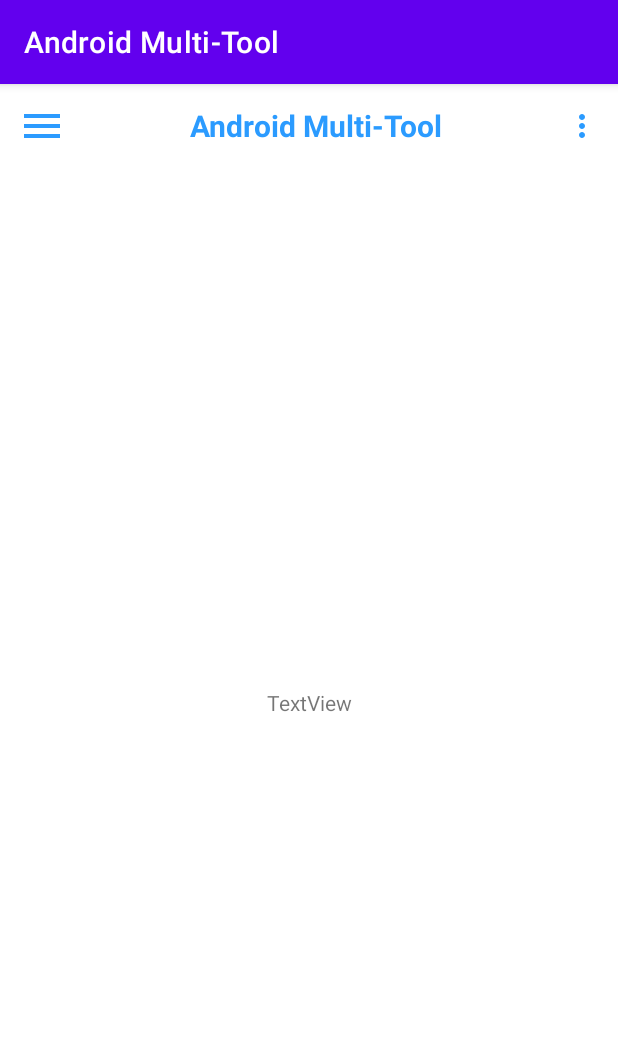
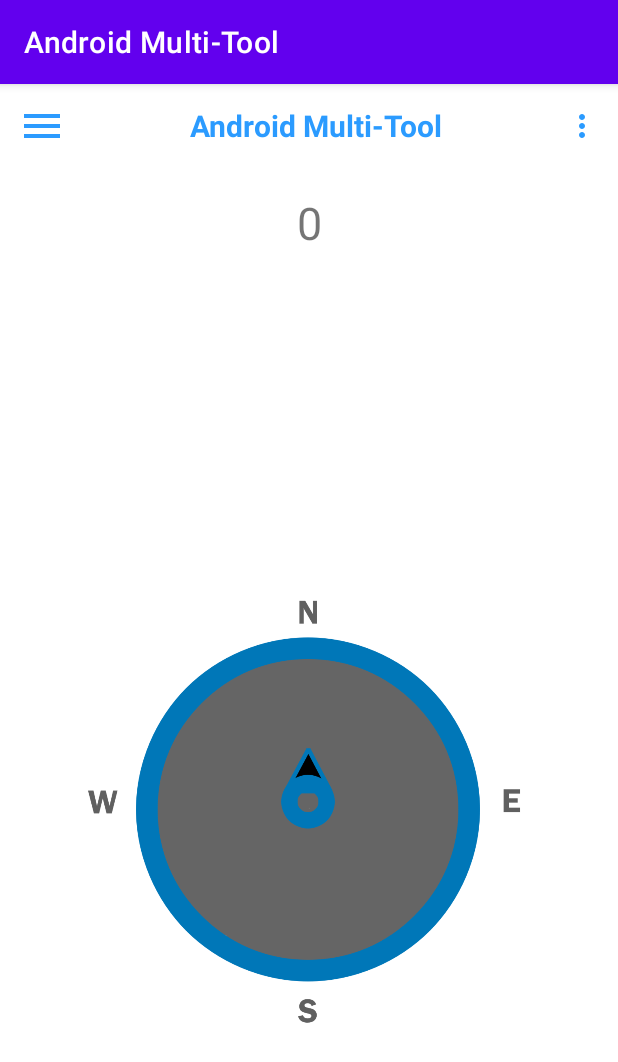
Before and after one commit to Jdrinkwater1/Android-MultiTool, an Android app: the screen it shows after launch (MainActivity), on a phone screen of 412 x 824 dp. Shown: the top 1062 px of the screen. Run offline under Robolectric (Android 15) with nearby library versions, the phone set to English and light mode, and no system bars.

Commit message:
Implemented Compass functionality
Has some bugs and need to add credits to the video ...

```diff
--- a/AndroidMultiTool/app/src/main/java/fsu/csc3560/androidmulti_tool/MainActivity.java
+++ b/AndroidMultiTool/app/src/main/java/fsu/csc3560/androidmulti_tool/MainActivity.java
@@ -5,11 +5,32 @@ import androidx.core.view.GravityCompat;
 import androidx.drawerlayout.widget.DrawerLayout;
 
 import android.app.Activity;
+import android.app.AlertDialog;
 import android.content.Intent;
+import android.hardware.Sensor;
+import android.hardware.SensorEvent;
+import android.hardware.SensorEventListener;
+import android.hardware.SensorManager;
+import android.opengl.Matrix;
 import android.os.Bundle;
 import android.view.View;
+import android.widget.ImageView;
+import android.widget.TextView;
 
-public class MainActivity extends AppCompatActivity {
+public class MainActivity extends AppCompatActivity implements SensorEventListener {
+    private SensorManager sensorManager;
+    private Sensor sensor;
+    private Sensor rotation,accel,magnetmeter;
+    private ImageView compassImage;
+    private TextView degrees;
+    int direction;
+    float[] rMat = new float[9];
+    float[] orientation = new float[9];
+    private float[] lastAccel = new float[3];
+    private float[] lastMag  = new float[3];
+    private boolean haveSensor = false, haveSensor2 = false;
+    private boolean lastAccelset = false;
+    private boolean lastMagSet = false;
 
     DrawerLayout drawerLayout;
 
@@ -20,6 +41,33 @@ public class MainActivity extends AppCompatActivity {
 
         drawerLayout = findViewById(R.id.drawer_layout);
 
+        sensorManager = (SensorManager) getSystemService(SENSOR_SERVICE);
+        compassImage = (ImageView) findViewById(R.id.compass);
+        degrees = (TextView) findViewById(R.id.degrees);
+        start();
+    }
+
+    private void start()
+    {
+        if (sensorManager.getDefaultSensor(Sensor.TYPE_ROTATION_VECTOR)==null)
+        {
+            if (sensorManager.getDefaultSensor(Sensor.TYPE_MAGNETIC_FIELD)==null || sensorManager.getDefaultSensor(Sensor.TYPE_ACCELEROMETER)==null)
+            {
+                noSensorWarning();
+            }
+            else
+            {
+                accel = sensorManager.getDefaultSensor(Sensor.TYPE_ACCELEROMETER);
+                accel = sensorManager.getDefaultSensor(Sensor.TYPE_MAGNETIC_FIELD);
+                haveSensor = sensorManager.registerListener(this,accel,SensorManager.SENSOR_DELAY_UI);
+                haveSensor = sensorManager.registerListener(this,magnetmeter,SensorManager.SENSOR_DELAY_UI);
+            }
+        }
+        else
+        {
+            rotation = sensorManager.getDefaultSensor(Sensor.TYPE_ROTATION_VECTOR);
+            haveSensor=sensorManager.registerListener(this,rotation,SensorManager.SENSOR_DELAY_UI);
+        }
 
     }
 
@@ -57,6 +105,9 @@ public class MainActivity extends AppCompatActivity {
     {
         switchActivity(this,GForceActivity.class);
     }
+
+
+
     public static void switchActivity(Activity activity,Class aClass)
             //make intent
     {
@@ -67,20 +118,97 @@ public class MainActivity extends AppCompatActivity {
         activity.startActivity(intent);
     }
 
+    public void noSensorWarning()
+    {
+        AlertDialog.Builder alert = new AlertDialog.Builder(this);
+        alert.setMessage("Your Device does not support this.");
+        alert.setCancelable(false);
+        alert.setNegativeButton("Close",null);
+    }
+
+    public void stop()
+    {
+        if(haveSensor && haveSensor2)
+        {
+            sensorManager.unregisterListener(this,accel);
+            sensorManager.unregisterListener(this,magnetmeter);
+        }
+        else
+        {
+            if(haveSensor)
+            {
+                sensorManager.unregisterListener(this,rotation);
+            }
+        }
+    }
+    @Override
+    public void onSensorChanged(SensorEvent event)
+    {
+        if(event.sensor.getType() == Sensor.TYPE_ROTATION_VECTOR)
+        {
+            SensorManager.getRotationMatrixFromVector(rMat,event.values);
+            direction = (int) ((Math.toDegrees(SensorManager.getOrientation(rMat,orientation)[0])+360)%360);    //index 0 is the direction will return direction in degrees 0-360
+        }
+        if(event.sensor.getType() == Sensor.TYPE_ACCELEROMETER)
+        {
+            System.arraycopy(event.values,0,lastAccel,0,event.values.length);
+            lastAccelset=true;
+        }
+        else
+        if(event.sensor.getType()==Sensor.TYPE_MAGNETIC_FIELD)
+          {
+             System.arraycopy(event.values,0,lastMag,0,event.values.length);
+             lastMagSet=true;
+        }
+        if(lastMagSet && lastAccelset)
+        {
+            SensorManager.getRotationMatrix(rMat,null,lastAccel,lastMag);
+            SensorManager.getOrientation(rMat,orientation);
+            direction = (int) ((Math.toDegrees(SensorManager.getOrientation(rMat,orientation)[0])+360)%360);    //index 0 is the direction will return direction in degrees 0-360
+        }
+        direction = Math.round(direction);
+        compassImage.setRotation(-direction);
+
+        String where = "NO";
+        if(direction >= 350 || direction<=10)
+            where = "N";
+        if(direction < 350 || direction>280)
+            where = "NW";
+        if(direction <= 280 || direction>260)
+            where = "W";
+        if(direction <= 260 || direction>190)
+            where = "SW";
+        if(direction <= 190 || direction>170)
+            where = "S";
+        if(direction <= 170 || direction>100)
+            where = "SE";
+        if(direction <= 100 || direction>80)
+            where = "E";
+        if(direction <= 80|| direction>10)
+            where = "NE";
+
+        degrees.setText(direction+"°"+where);
+
+    }
+
+    @Override
+    public void onAccuracyChanged(Sensor sensor, int accuracy) {
+
+    }
+
     @Override
     protected void onPause()
     {
         super.onPause();
+        //stop sensors
+        stop();
         //close drawer
         drawerLayout.closeDrawer(GravityCompat.START);
     }
-
-
-
-
-
-
-
-
+    protected void onResume()
+    {
+        super.onResume();
+        start();
+    }
 
 }
--- a/AndroidMultiTool/app/src/main/res/layout/activity_main.xml
+++ b/AndroidMultiTool/app/src/main/res/layout/activity_main.xml
@@ -21,15 +21,30 @@
             android:layout_width="match_parent"
             android:layout_height="match_parent">
 
+
+            <ImageView
+                android:id="@+id/compass"
+                android:layout_width="312dp"
+                android:layout_height="556dp"
+                app:layout_constraintBottom_toBottomOf="parent"
+                app:layout_constraintEnd_toEndOf="parent"
+                app:layout_constraintHorizontal_bias="0.494"
+                app:layout_constraintStart_toStartOf="parent"
+                app:layout_constraintTop_toBottomOf="@+id/textView"
+                app:layout_constraintVertical_bias="0.26"
+                app:srcCompat="@drawable/ic_compass2" />
+
             <TextView
-                android:id="@+id/textView3"
+                android:id="@+id/degrees"
                 android:layout_width="wrap_content"
                 android:layout_height="wrap_content"
-                android:text="TextView"
-                app:layout_constraintBottom_toBottomOf="parent"
+                android:layout_marginTop="16dp"
+                android:text="0"
+                android:textSize="30sp"
                 app:layout_constraintEnd_toEndOf="parent"
                 app:layout_constraintStart_toStartOf="parent"
                 app:layout_constraintTop_toTopOf="parent" />
+
         </androidx.constraintlayout.widget.ConstraintLayout>
 
 
--- a/AndroidMultiTool/app/src/main/res/layout/main_nav_drawer.xml
+++ b/AndroidMultiTool/app/src/main/res/layout/main_nav_drawer.xml
@@ -81,8 +81,7 @@
         <ImageView
             android:layout_width="wrap_content"
             android:layout_height="wrap_content"
-            android:layout_marginEnd="48dp"
-            android:src="@drawable/ic_compass"/>
+            android:layout_marginEnd="48dp"/>
 
     </LinearLayout>
 
```
Also changed, not shown: AndroidMultiTool/app/src/main/res/drawable/ic_compass2.png (added).
